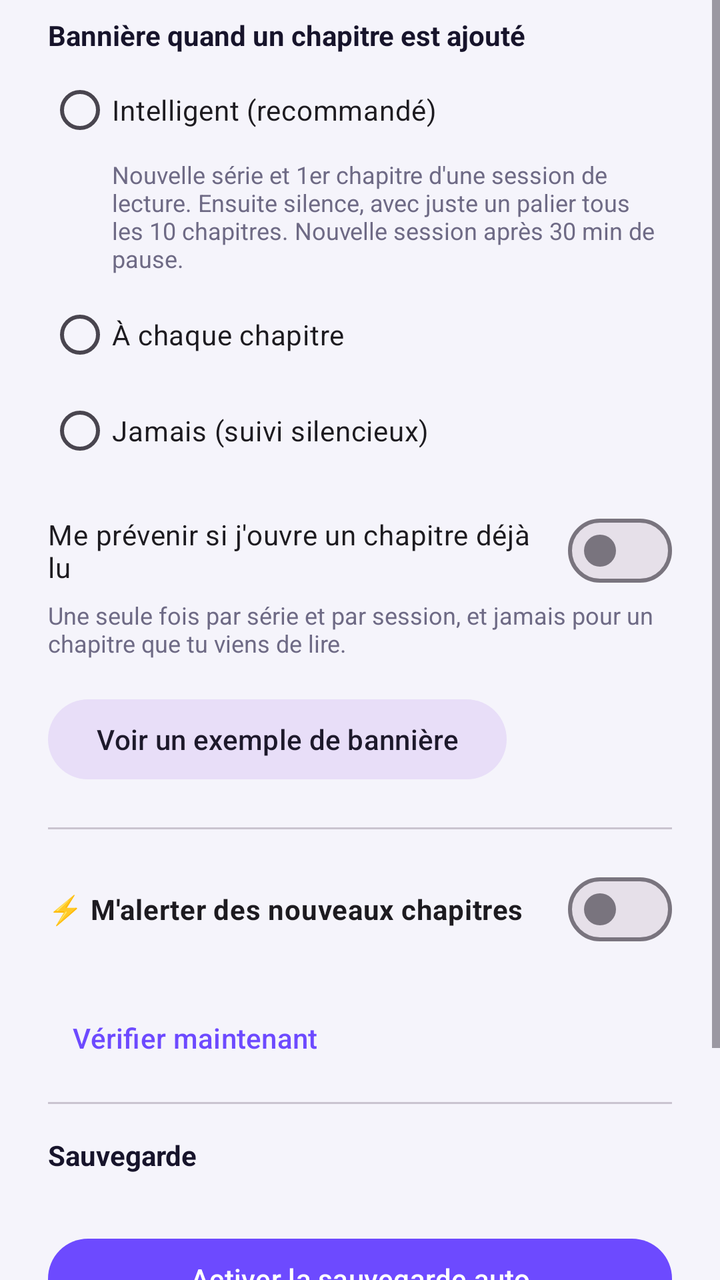
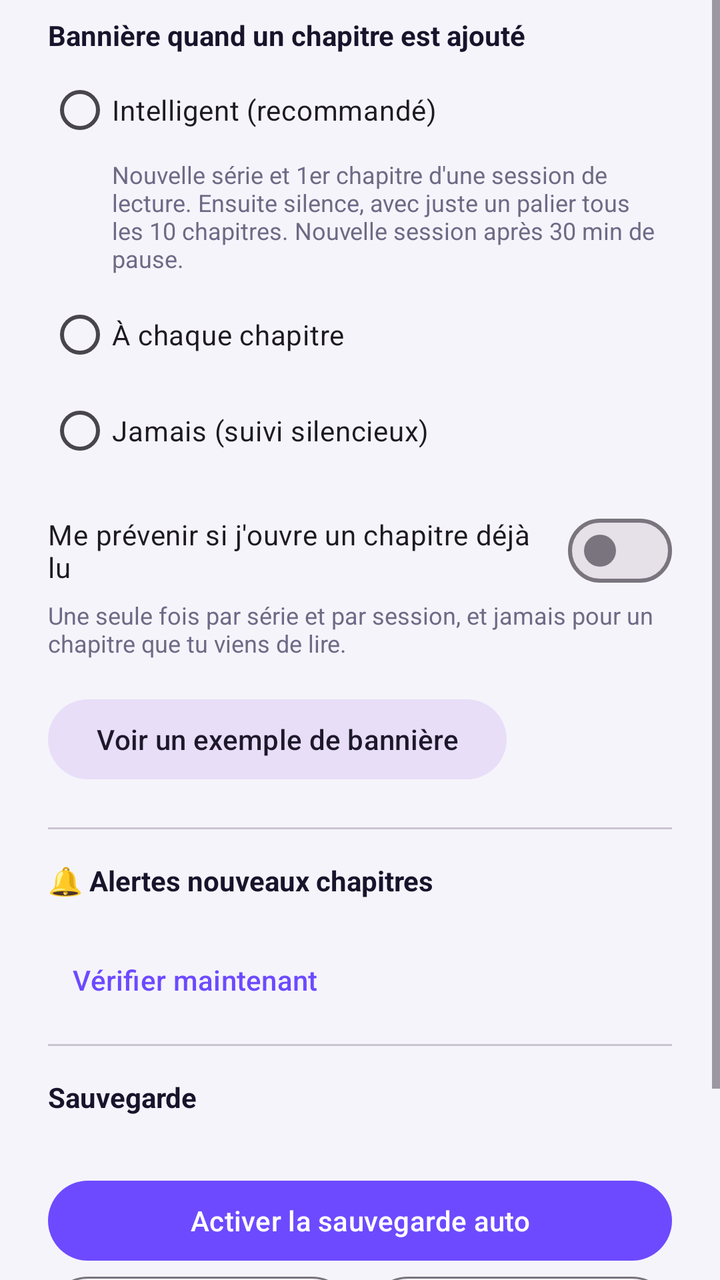

Before-and-after screenshots of an Android layout around one commit, followed by the original layout XML and the change that was made.
<!-- AndroidManifest.xml: application theme Theme.WebtoonTracker -->
<!-- res/layout/dialog_settings.xml -->
<?xml version="1.0" encoding="utf-8"?>
<ScrollView xmlns:android="http://schemas.android.com/apk/res/android"
    android:layout_width="match_parent"
    android:layout_height="wrap_content">
<LinearLayout
    android:layout_width="match_parent"
    android:layout_height="wrap_content"
    android:orientation="vertical"
    android:paddingStart="24dp"
    android:paddingTop="8dp"
    android:paddingEnd="24dp">

    <TextView
        android:layout_width="wrap_content"
        android:layout_height="wrap_content"
        android:text="Bannière quand un chapitre est ajouté"
        android:textColor="@color/text_main"
        android:textStyle="bold" />

    <RadioGroup
        android:id="@+id/modeGroup"
        android:layout_width="match_parent"
        android:layout_height="wrap_content"
        android:layout_marginTop="4dp">

        <com.google.android.material.radiobutton.MaterialRadioButton
            android:id="@+id/modeSmart"
            android:layout_width="match_parent"
            android:layout_height="wrap_content"
            android:text="Intelligent (recommandé)" />

        <TextView
            android:layout_width="match_parent"
            android:layout_height="wrap_content"
            android:layout_marginStart="32dp"
            android:layout_marginBottom="6dp"
            android:text="Nouvelle série et 1er chapitre d'une session de lecture. Ensuite silence, avec juste un palier tous les 10 chapitres. Nouvelle session après 30 min de pause."
            android:textColor="@color/text_soft"
            android:textSize="12sp" />

        <com.google.android.material.radiobutton.MaterialRadioButton
            android:id="@+id/modeAll"
            android:layout_width="match_parent"
            android:layout_height="wrap_content"
            android:text="À chaque chapitre" />

        <com.google.android.material.radiobutton.MaterialRadioButton
            android:id="@+id/modeOff"
            android:layout_width="match_parent"
            android:layout_height="wrap_content"
            android:text="Jamais (suivi silencieux)" />
    </RadioGroup>

    <com.google.android.material.materialswitch.MaterialSwitch
        android:id="@+id/alreadySwitch"
        android:layout_width="match_parent"
        android:layout_height="wrap_content"
        android:layout_marginTop="12dp"
        android:text="Me prévenir si j'ouvre un chapitre déjà lu" />

    <TextView
        android:layout_width="match_parent"
        android:layout_height="wrap_content"
        android:text="Une seule fois par série et par session, et jamais pour un chapitre que tu viens de lire."
        android:textColor="@color/text_soft"
        android:textSize="12sp" />

    <com.google.android.material.button.MaterialButton
        android:id="@+id/testButton"
        style="@style/Widget.Material3.Button.TonalButton"
        android:layout_width="wrap_content"
        android:layout_height="wrap_content"
        android:layout_marginTop="16dp"
        android:text="Voir un exemple de bannière" />

    <com.google.android.material.divider.MaterialDivider
        android:layout_width="match_parent"
        android:layout_height="wrap_content"
        android:layout_marginTop="20dp"
        android:layout_marginBottom="16dp" />

    <com.google.android.material.materialswitch.MaterialSwitch
        android:id="@+id/alertsSwitch"
        android:layout_width="match_parent"
        android:layout_height="wrap_content"
        android:text="⚡ M'alerter des nouveaux chapitres"
        android:textStyle="bold" />

    <TextView
        android:id="@+id/alertsInfo"
        android:layout_width="match_parent"
        android:layout_height="wrap_content"
        android:textColor="@color/text_soft"
        android:textSize="12sp" />

    <com.google.android.material.button.MaterialButton
        android:id="@+id/alertsCheckNow"
        style="@style/Widget.Material3.Button.TextButton"
        android:layout_width="wrap_content"
        android:layout_height="wrap_content"
        android:text="Vérifier maintenant" />

    <com.google.android.material.divider.MaterialDivider
        android:layout_width="match_parent"
        android:layout_height="wrap_content"
        android:layout_marginTop="8dp"
        android:layout_marginBottom="16dp" />

    <TextView
        android:layout_width="wrap_content"
        android:layout_height="wrap_content"
        android:text="Sauvegarde"
        android:textColor="@color/text_main"
        android:textStyle="bold" />

    <TextView
        android:id="@+id/backupStatus"
        android:layout_width="match_parent"
        android:layout_height="wrap_content"
        android:layout_marginTop="4dp"
        android:textColor="@color/text_soft"
        android:textSize="12sp" />

    <com.google.android.material.button.MaterialButton
        android:id="@+id/backupAutoButton"
        android:layout_width="match_parent"
        android:layout_height="wrap_content"
        android:layout_marginTop="8dp"
        android:text="Activer la sauvegarde auto" />

    <LinearLayout
        android:layout_width="match_parent"
        android:layout_height="wrap_content"
        android:orientation="horizontal">

        <com.google.android.material.button.MaterialButton
            android:id="@+id/backupExportButton"
            style="@style/Widget.Material3.Button.OutlinedButton"
            android:layout_width="0dp"
            android:layout_height="wrap_content"
            android:layout_weight="1"
            android:text="Exporter" />

        <com.google.android.material.button.MaterialButton
            android:id="@+id/backupRestoreButton"
            style="@style/Widget.Material3.Button.OutlinedButton"
            android:layout_width="0dp"
            android:layout_height="wrap_content"
            android:layout_marginStart="8dp"
            android:layout_weight="1"
            android:text="Restaurer" />
    </LinearLayout>

    <TextView
        android:layout_width="match_parent"
        android:layout_height="wrap_content"
        android:layout_marginTop="4dp"
        android:layout_marginBottom="8dp"
        android:text="Place la sauvegarde dans Documents ou Drive : elle survit à une désinstallation. La restauration fusionne, sans doublons. Les anciens fichiers webtoons.md sont acceptés."
        android:textColor="@color/text_soft"
        android:textSize="12sp" />
</LinearLayout>
</ScrollView>
<!-- resources referenced by this layout -->
<resources>
  <color name="text_main">#17142B</color>
  <color name="text_soft">#6E6A85</color>
  <style name="Theme.WebtoonTracker" parent="Theme.Material3.DayNight.NoActionBar">
          <item name="colorPrimary">@color/brand</item>
          <item name="colorOnPrimary">#FFFFFF</item>
          <item name="colorSecondary">@color/accent</item>
          <item name="android:colorBackground">@color/screen_bg</item>
          <item name="colorSurface">@color/card_bg</item>
          <item name="android:statusBarColor">@color/screen_bg</item>
          <item name="android:navigationBarColor">@color/screen_bg</item>
      </style>
  <color name="brand">#6D4AFF</color>
  <color name="accent">#FFB020</color>
  <color name="screen_bg">#F5F4FB</color>
  <color name="card_bg">#FFFFFF</color>
</resources>

<!-- the commit's change to res/layout/dialog_settings.xml (unified diff, before → after) -->
@@ -79,11 +79,12 @@
         android:layout_marginTop="20dp"
         android:layout_marginBottom="16dp" />
 
-    <com.google.android.material.materialswitch.MaterialSwitch
-        android:id="@+id/alertsSwitch"
+    <TextView
+        android:id="@+id/alertsTitle"
         android:layout_width="match_parent"
         android:layout_height="wrap_content"
-        android:text="⚡ M'alerter des nouveaux chapitres"
+        android:text="🔔 Alertes nouveaux chapitres"
+        android:textColor="@color/text_main"
         android:textStyle="bold" />
 
     <TextView
